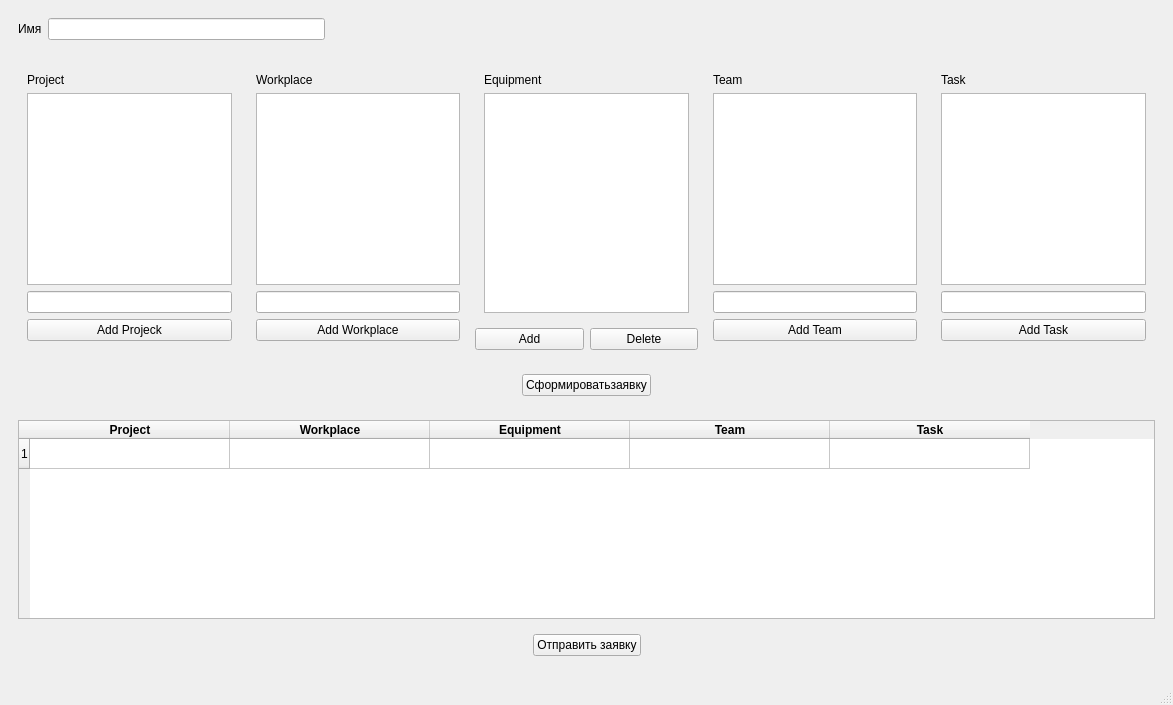
Old version of the form zaivka.ui in the repository Cyarcs/lab.
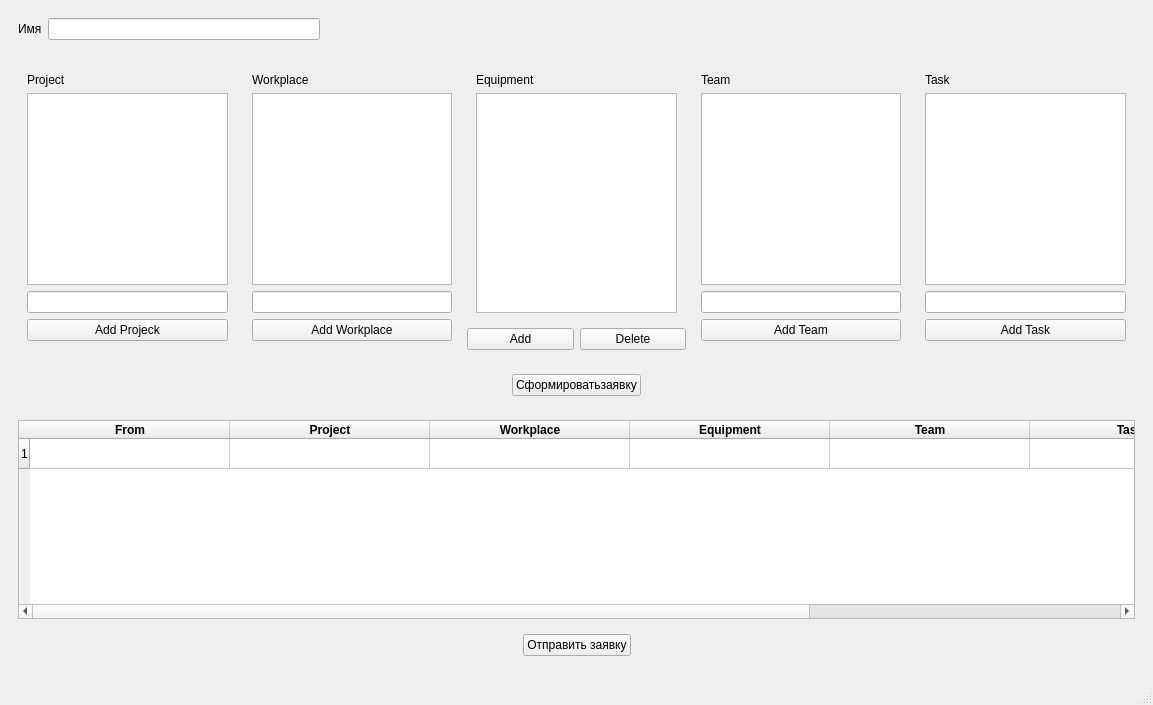
New version of the form.

Diff of the .ui file:
```diff
--- a/zaivka.ui
+++ b/zaivka.ui
@@ -9,7 +9,7 @@
    <rect>
     <x>0</x>
     <y>0</y>
-    <width>1173</width>
+    <width>1153</width>
     <height>705</height>
    </rect>
   </property>
@@ -332,7 +332,7 @@
             <number>1</number>
            </property>
            <property name="columnCount">
-            <number>5</number>
+            <number>7</number>
            </property>
            <attribute name="horizontalHeaderVisible">
             <bool>true</bool>
@@ -353,6 +353,20 @@
             <bool>false</bool>
            </attribute>
            <row/>
+           <column>
+            <property name="text">
+             <string>From</string>
+            </property>
+            <property name="font">
+             <font>
+              <weight>75</weight>
+              <bold>true</bold>
+             </font>
+            </property>
+            <property name="textAlignment">
+             <set>AlignCenter</set>
+            </property>
+           </column>
            <column>
             <property name="text">
              <string>Project</string>
@@ -426,6 +440,25 @@
              <set>AlignCenter</set>
             </property>
            </column>
+           <column>
+            <property name="text">
+             <string>Time</string>
+            </property>
+            <property name="font">
+             <font>
+              <weight>75</weight>
+              <bold>true</bold>
+             </font>
+            </property>
+            <property name="textAlignment">
+             <set>AlignCenter</set>
+            </property>
+           </column>
+           <item row="0" column="2">
+            <property name="text">
+             <string/>
+            </property>
+           </item>
           </widget>
          </item>
         </layout>
```
Left out of the diff: 2 changed lines with no effect on the pictures.
